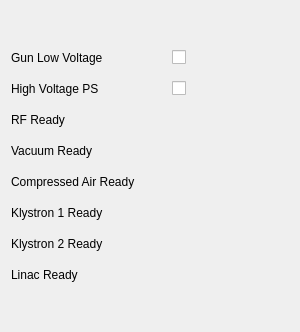
Qt form src/widgets/linacOverview.ui (srgblnch/LinacGUI) before a commit.
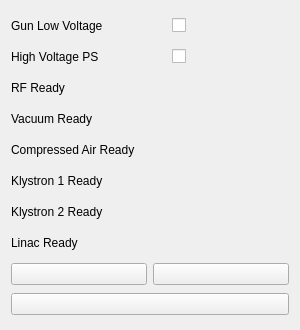
The same form after that commit. Custom widgets are drawn as their Qt base class.

Commit message: in communications tab, add three buttons to apply the individual actions (move,restart) to all at once

The edit to the form file:
```diff
--- a/src/widgets/linacOverview.ui
+++ b/src/widgets/linacOverview.ui
@@ -7,14 +7,14 @@
     <x>0</x>
     <y>0</y>
     <width>300</width>
-    <height>332</height>
+    <height>330</height>
    </rect>
   </property>
   <property name="windowTitle">
    <string>Form</string>
   </property>
   <layout class="QGridLayout" name="gridLayout_2">
-   <item row="0" column="0">
+   <item row="0" column="0" colspan="2">
     <layout class="QGridLayout" name="overviewLayout">
      <item row="6" column="0">
       <widget class="QLabel" name="klystron2Label">
@@ -237,6 +237,15 @@
      </item>
     </layout>
    </item>
+   <item row="1" column="1">
+    <widget class="TaurusCommandButton" name="moveRemote"/>
+   </item>
+   <item row="1" column="0">
+    <widget class="TaurusCommandButton" name="moveLocal"/>
+   </item>
+   <item row="2" column="0" colspan="2">
+    <widget class="TaurusCommandButton" name="resetInstance"/>
+   </item>
   </layout>
  </widget>
  <customwidgets>
@@ -251,6 +260,11 @@
    <extends>QCheckBox</extends>
    <header>taurus.qt.qtgui.input</header>
   </customwidget>
+  <customwidget>
+   <class>TaurusCommandButton</class>
+   <extends>QPushButton</extends>
+   <header>taurus.qt.qtgui.button</header>
+  </customwidget>
   <customwidget>
    <class>TaurusLed</class>
    <extends>QLed</extends>
```
The commit also changes 2 other files.
